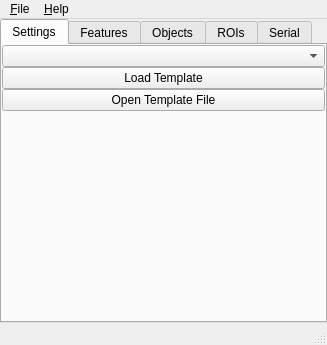
First picture: the form in ui/mainUi.ui, repository wonkoderverstaendige/Spotter, before the edit.
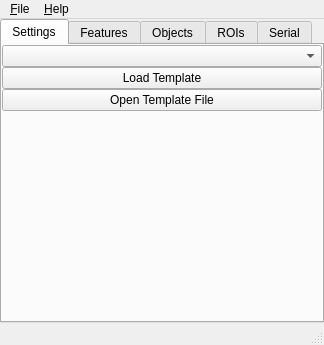
Second picture: the form after the edit. Icons and pictures are not drawn.

```diff
--- a/ui/mainUi.ui
+++ b/ui/mainUi.ui
@@ -6,7 +6,7 @@
    <rect>
     <x>0</x>
     <y>0</y>
-    <width>327</width>
+    <width>324</width>
     <height>345</height>
    </rect>
   </property>
@@ -360,7 +360,7 @@
     <rect>
      <x>0</x>
      <y>0</y>
-     <width>327</width>
+     <width>324</width>
      <height>21</height>
     </rect>
    </property>
```
